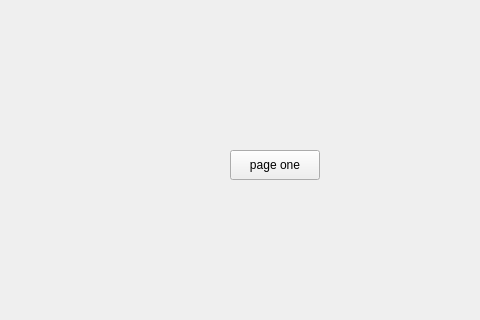
First picture: the form in view/main_window.ui, repository Cheukfung/pyqt-fluent-widgets-template, before the edit; both pictures show x 135 to 615 and y 130 to 450 of the 800 by 600 pixel window.
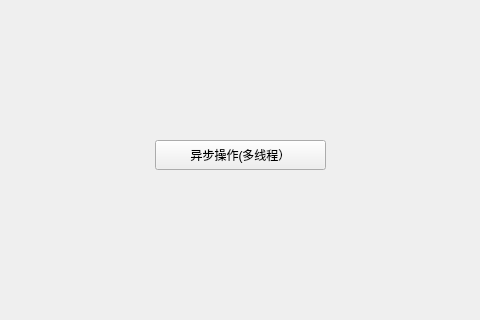
Second picture: the form after the edit. Icons and pictures are not drawn. Custom widgets are drawn as their Qt base class.

Commit message: 适配pyqt-fluent-widgets 0.9.7版本，加入多线程，加入能搜索的titlebar

Patch:
```diff
--- a/view/main_window.ui
+++ b/view/main_window.ui
@@ -45,14 +45,14 @@
       <widget class="PushButton" name="pushButton">
        <property name="geometry">
         <rect>
-         <x>365</x>
-         <y>240</y>
-         <width>90</width>
+         <x>290</x>
+         <y>230</y>
+         <width>171</width>
          <height>30</height>
         </rect>
        </property>
        <property name="text">
-        <string>page one</string>
+        <string>异步操作(多线程）</string>
        </property>
       </widget>
      </widget>
```
The commit also changes 14 other files.
